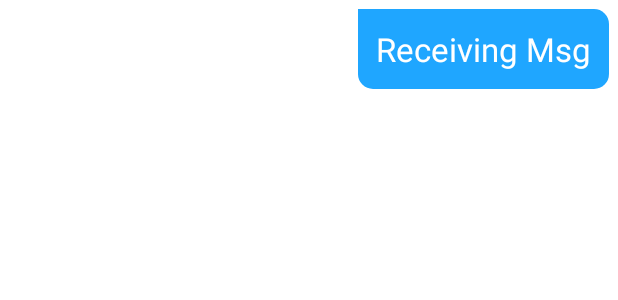
After one commit to 1-SOURAV/ChatApp, an Android app: the layout item_text_out.xml on its own in the app's theme, with its tools: preview values and no code run, on a phone screen of 412 x 824 dp. The commit adds this screen. Shown: the top 300 px of the screen. Run offline under Robolectric (Android 15) with nearby library versions, the phone set to English and light mode, and no system bars; Roboto replaces fonts that are not available here.

Commit message:
Things not working good, Clean up the code

```diff
--- a/app/build.gradle
+++ b/app/build.gradle
@@ -47,6 +47,7 @@ dependencies {
     implementation 'androidx.legacy:legacy-support-v4:1.0.0'
     implementation 'com.google.firebase:firebase-auth-ktx:21.0.1'
     implementation 'com.google.firebase:firebase-database-ktx:20.0.4'
+    implementation 'com.google.firebase:firebase-firestore-ktx:24.0.2'
     testImplementation 'junit:junit:4.13.2'
     androidTestImplementation 'androidx.test.ext:junit:1.1.3'
     androidTestImplementation 'androidx.test.espresso:espresso-core:3.4.0'
--- a/app/src/main/java/com/sourav1/chatapp/Screens/SignUpScreen.kt
+++ b/app/src/main/java/com/sourav1/chatapp/Screens/SignUpScreen.kt
@@ -104,7 +104,7 @@ class SignUpScreen : AppCompatActivity() {
 
                     val mp: MutableMap<String, String> = mutableMapOf()
                     mp["Name"] = fullName
-
+                    mp["Uid"] = auth.currentUser?.uid.toString()
                     ref.setValue(mp)
                     //Sign In Successfully, Update UI
                     Log.d("Email Auth:", "User created with email: Success")
--- /dev/null
+++ b/app/src/main/res/drawable/ic_baseline_send_24.xml
@@ -0,0 +1,5 @@
+<vector android:autoMirrored="true" android:height="24dp"
+    android:tint="#FFFFFF" android:viewportHeight="24"
+    android:viewportWidth="24" android:width="24dp" xmlns:android="http://schemas.android.com/apk/res/android">
+    <path android:fillColor="@android:color/white" android:pathData="M2.01,21L23,12 2.01,3 2,10l15,2 -15,2z"/>
+</vector>
--- /dev/null
+++ b/app/src/main/res/drawable/item_text_out_bg.xml
@@ -0,0 +1,10 @@
+<?xml version="1.0" encoding="utf-8"?>
+<shape xmlns:android="http://schemas.android.com/apk/res/android">
+
+    <solid android:color="#1FA6FF"/>
+    <corners
+        android:bottomLeftRadius="10dp"
+        android:topRightRadius="10dp"
+        android:bottomRightRadius="10dp"/>
+
+</shape>
--- /dev/null
+++ b/app/src/main/res/layout/item_text_out.xml
@@ -0,0 +1,21 @@
+<?xml version="1.0" encoding="utf-8"?>
+<androidx.constraintlayout.widget.ConstraintLayout xmlns:android="http://schemas.android.com/apk/res/android"
+    android:layout_width="match_parent"
+    android:layout_height="wrap_content"
+    android:layout_margin="6dp"
+    xmlns:tools="http://schemas.android.com/tools"
+    xmlns:app="http://schemas.android.com/apk/res-auto">
+
+    <TextView
+        android:layout_width="wrap_content"
+        android:layout_height="wrap_content"
+        android:id="@+id/textOutTv"
+        android:textSize="22sp"
+        app:layout_constraintRight_toRightOf="parent"
+        app:layout_constraintTop_toTopOf="parent"
+        android:textColor="@color/white"
+        android:padding="12dp"
+        android:background="@drawable/item_text_out_bg"
+        tools:text="Receiving Msg"/>
+
+</androidx.constraintlayout.widget.ConstraintLayout>
```
Also changed, not shown: app/src/main/java/com/sourav1/chatapp/Data/Message.kt (added, +8 -0 lines), app/src/main/java/com/sourav1/chatapp/Data/Users.kt (+6 -3 lines), app/src/main/java/com/sourav1/chatapp/FragmentScreen/ChatsScreen.kt (+1 -59 lines), app/src/main/java/com/sourav1/chatapp/Screens/DetailedChat.kt (+2 -9 lines), app/src/main/res/drawable/item_text_in_bg.xml (added, +10 -0 lines), app/src/main/res/layout/activity_detailed_chat.xml (+23 -25 lines), app/src/main/res/layout/item_text_in.xml (added, +21 -0 lines).
